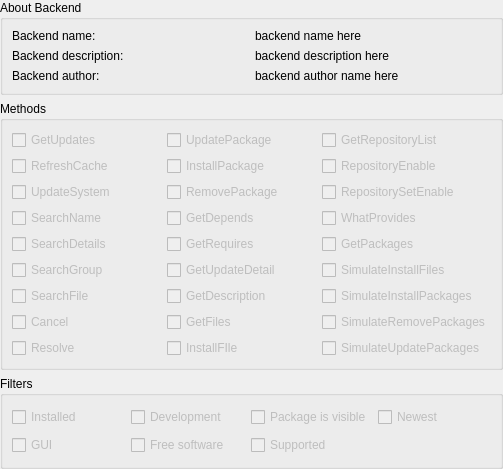
KDE/apper, file KPackageKit/KpkBackendDetails.ui: the form before one commit.
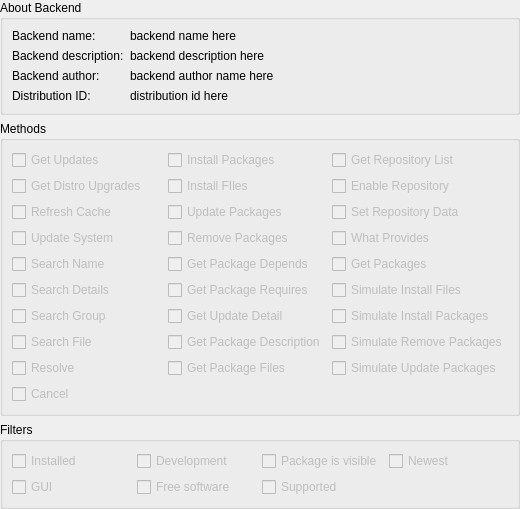
The form after the commit.

Commit message: Fix bug #232681 by using the correct encoding when reading files in /proc/*/cmdline Added a Get Distro Upgrades entry in Backend Details

The edit to the form file:
```diff
--- a/KPackageKit/KpkBackendDetails.ui
+++ b/KPackageKit/KpkBackendDetails.ui
@@ -6,8 +6,8 @@
    <rect>
     <x>0</x>
     <y>0</y>
-    <width>503</width>
-    <height>469</height>
+    <width>520</width>
+    <height>505</height>
    </rect>
   </property>
   <layout class="QGridLayout" name="gridLayout_4">
@@ -25,7 +25,7 @@
      <property name="title">
       <string>About Backend</string>
      </property>
-     <layout class="QGridLayout" name="gridLayout">
+     <layout class="QFormLayout" name="formLayout">
       <item row="0" column="0">
        <widget class="QLabel" name="label">
         <property name="text">
@@ -36,14 +36,7 @@
       <item row="0" column="1">
        <widget class="QLabel" name="nameL">
         <property name="text">
-         <string>backend name here</string>
-        </property>
-       </widget>
-      </item>
-      <item row="3" column="0">
-       <widget class="QLabel" name="label_2">
-        <property name="text">
-         <string>Backend author:</string>
+         <string notr="true">backend name here</string>
         </property>
        </widget>
       </item>
@@ -54,17 +47,38 @@
         </property>
        </widget>
       </item>
-      <item row="3" column="1">
-       <widget class="QLabel" name="authorL">
-        <property name="text">
-         <string>backend author name here</string>
-        </property>
-       </widget>
-      </item>
       <item row="1" column="1">
        <widget class="QLabel" name="descriptionL">
         <property name="text">
-         <string>backend description here</string>
+         <string notr="true">backend description here</string>
+        </property>
+       </widget>
+      </item>
+      <item row="2" column="0">
+       <widget class="QLabel" name="label_2">
+        <property name="text">
+         <string>Backend author:</string>
+        </property>
+       </widget>
+      </item>
+      <item row="2" column="1">
+       <widget class="QLabel" name="authorL">
+        <property name="text">
+         <string notr="true">backend author name here</string>
+        </property>
+       </widget>
+      </item>
+      <item row="3" column="0">
+       <widget class="QLabel" name="label_4">
+        <property name="text">
+         <string>Distribution ID:</string>
+        </property>
+       </widget>
+      </item>
+      <item row="3" column="1">
+       <widget class="QLabel" name="distroL">
+        <property name="text">
+         <string notr="true">distribution id here</string>
         </property>
        </widget>
       </item>
@@ -85,12 +99,6 @@
         <property name="text">
          <string>Installed</string>
         </property>
-        <property name="checkable">
-         <bool>true</bool>
-        </property>
-        <property name="checked">
-         <bool>false</bool>
-        </property>
        </widget>
       </item>
       <item row="0" column="1">
@@ -101,12 +109,6 @@
         <property name="text">
          <string>Development</string>
         </property>
-        <property name="checkable">
-         <bool>true</bool>
-        </property>
-        <property name="checked">
-         <bool>false</bool>
-        </property>
        </widget>
       </item>
       <item row="0" column="2">
@@ -117,12 +119,6 @@
         <property name="text">
          <string>Package is visible</string>
         </property>
-        <property name="checkable">
-         <bool>true</bool>
-        </property>
-        <property name="checked">
-         <bool>false</bool>
-        </property>
        </widget>
       </item>
       <item row="0" column="3">
@@ -133,12 +129,6 @@
         <property name="text">
          <string>Newest</string>
         </property>
-        <property name="checkable">
-         <bool>true</bool>
-        </property>
-        <property name="checked">
-         <bool>false</bool>
-        </property>
        </widget>
       </item>
       <item row="1" column="0">
@@ -149,12 +139,6 @@
         <property name="text">
          <string>GUI</string>
         </property>
-        <property name="checkable">
-         <bool>true</bool>
-        </property>
-        <property name="checked">
-         <bool>false</bool>
-        </property>
        </widget>
       </item>
       <item row="1" column="1">
@@ -165,12 +149,6 @@
         <property name="text">
          <string>Free software</string>
         </property>
-        <property name="checkable">
-         <bool>true</bool>
-        </property>
-        <property name="checked">
-         <bool>false</bool>
-        </property>
        </widget>
       </item>
       <item row="1" column="2">
@@ -181,12 +159,6 @@
         <property name="text">
          <string>Supported</string>
         </property>
-        <property name="checkable">
-         <bool>true</bool>
-        </property>
-        <property name="checked">
-         <bool>false</bool>
-        </property>
        </widget>
       </item>
      </layout>
@@ -207,305 +179,181 @@
          <bool>false</bool>
         </property>
         <property name="text">
-         <string>GetUpdates</string>
+         <string>Get Updates</string>
         </property>
-        <property name="checkable">
-         <bool>true</bool>
-        </property>
-        <property name="checked">
-         <bool>false</bool>
-        </property>
        </widget>
       </item>
-      <item row="0" column="1">
-       <widget class="QCheckBox" name="updatePackageCB">
-        <property name="enabled">
-         <bool>false</bool>
-        </property>
-        <property name="text">
-         <string>UpdatePackage</string>
-        </property>
-        <property name="checkable">
-         <bool>true</bool>
-        </property>
-        <property name="checked">
-         <bool>false</bool>
-        </property>
-       </widget>
-      </item>
-      <item row="0" column="2">
+      <item row="0" column="3">
        <widget class="QCheckBox" name="getRepositoryListCB">
         <property name="enabled">
          <bool>false</bool>
         </property>
         <property name="text">
-         <string>GetRepositoryList</string>
-        </property>
-        <property name="checkable">
-         <bool>true</bool>
-        </property>
-        <property name="checked">
-         <bool>false</bool>
+         <string>Get Repository List</string>
         </property>
        </widget>
       </item>
-      <item row="1" column="0">
+      <item row="2" column="0">
        <widget class="QCheckBox" name="refreshCacheCB">
         <property name="enabled">
          <bool>false</bool>
         </property>
         <property name="text">
-         <string>RefreshCache</string>
+         <string>Refresh Cache</string>
         </property>
-        <property name="checkable">
-         <bool>true</bool>
-        </property>
-        <property name="checked">
-         <bool>false</bool>
-        </property>
        </widget>
       </item>
-      <item row="1" column="1">
-       <widget class="QCheckBox" name="installPackageCB">
-        <property name="enabled">
-         <bool>false</bool>
-        </property>
-        <property name="text">
-         <string>InstallPackage</string>
-        </property>
-        <property name="checkable">
-         <bool>true</bool>
-        </property>
-        <property name="checked">
-         <bool>false</bool>
-        </property>
-       </widget>
-      </item>
-      <item row="1" column="2">
-       <widget class="QCheckBox" name="repositoryEnableCB">
-        <property name="enabled">
-         <bool>false</bool>
-        </property>
-        <property name="text">
-         <string>RepositoryEnable</string>
-        </property>
-        <property name="checkable">
-         <bool>true</bool>
-        </property>
-        <property name="checked">
-         <bool>false</bool>
-        </property>
-       </widget>
-      </item>
-      <item row="2" column="0">
+      <item row="3" column="0">
        <widget class="QCheckBox" name="updateSystemCB">
         <property name="enabled">
          <bool>false</bool>
         </property>
         <property name="text">
-         <string>UpdateSystem</string>
+         <string>Update System</string>
         </property>
-        <property name="checkable">
-         <bool>true</bool>
-        </property>
-        <property name="checked">
-         <bool>false</bool>
-        </property>
        </widget>
       </item>
-      <item row="2" column="1">
-       <widget class="QCheckBox" name="removePackageCB">
-        <property name="enabled">
-         <bool>false</bool>
-        </property>
-        <property name="text">
-         <string>RemovePackage</string>
-        </property>
-        <property name="checkable">
-         <bool>true</bool>
-        </property>
-        <property name="checked">
-         <bool>false</bool>
-        </property>
-       </widget>
-      </item>
-      <item row="2" column="2">
-       <widget class="QCheckBox" name="repositorySetEnableCB">
-        <property name="enabled">
-         <bool>false</bool>
-        </property>
-        <property name="text">
-         <string>RepositorySetEnable</string>
-        </property>
-        <property name="checkable">
-         <bool>true</bool>
-        </property>
-        <property name="checked">
-         <bool>false</bool>
-        </property>
-       </widget>
-      </item>
-      <item row="3" column="0">
+      <item row="4" column="0">
        <widget class="QCheckBox" name="searchNameCB">
         <property name="enabled">
          <bool>false</bool>
         </property>
         <property name="text">
-         <string>SearchName</string>
-        </property>
-        <property name="checkable">
-         <bool>true</bool>
-        </property>
-        <property name="checked">
-         <bool>false</bool>
+         <string>Search Name</string>
         </property>
        </widget>
       </item>
-      <item row="3" column="1">
+      <item row="4" column="2">
        <widget class="QCheckBox" name="getDependsCB">
         <property name="enabled">
          <bool>false</bool>
         </property>
         <property name="text">
-         <string>GetDepends</string>
+         <string>Get Package Depends</string>
         </property>
-        <property name="checkable">
-         <bool>true</bool>
-        </property>
-        <property name="checked">
-         <bool>false</bool>
-        </property>
        </widget>
       </item>
-      <item row="3" column="2">
-       <widget class="QCheckBox" name="whatProvidesCB">
-        <property name="enabled">
-         <bool>false</bool>
-        </property>
-        <property name="text">
-         <string>WhatProvides</string>
-        </property>
-        <property name="checkable">
-         <bool>true</bool>
-        </property>
-        <property name="checked">
-         <bool>false</bool>
-        </property>
-       </widget>
-      </item>
-      <item row="4" column="0">
+      <item row="5" column="0">
        <widget class="QCheckBox" name="searchDetailsCB">
         <property name="enabled">
          <bool>false</bool>
         </property>
         <property name="text">
-         <string>SearchDetails</string>
-        </property>
-        <property name="checkable">
-         <bool>true</bool>
-        </property>
-        <property name="checked">
-         <bool>false</bool>
+         <string>Search Details</string>
         </property>
        </widget>
       </item>
-      <item row="4" column="1">
+      <item row="5" column="2">
        <widget class="QCheckBox" name="getRequiresCB">
         <property name="enabled">
          <bool>false</bool>
         </property>
         <property name="text">
-         <string>GetRequires</string>
+         <string>Get Package Requires</string>
         </property>
-        <property name="checkable">
-         <bool>true</bool>
-        </property>
-        <property name="checked">
-         <bool>false</bool>
-        </property>
        </widget>
       </item>
-      <item row="4" column="2">
-       <widget class="QCheckBox" name="getPackagesCB">
-        <property name="enabled">
-         <bool>false</bool>
-        </property>
-        <property name="text">
-         <string>GetPackages</string>
-        </property>
-        <property name="checkable">
-         <bool>true</bool>
-        </property>
-        <property name="checked">
-         <bool>false</bool>
-        </property>
-       </widget>
-      </item>
-      <item row="5" column="0">
+      <item row="6" column="0">
        <widget class="QCheckBox" name="searchGroupCB">
         <property name="enabled">
          <bool>false</bool>
         </property>
         <property name="text">
-         <string>SearchGroup</string>
-        </property>
-        <property name="checkable">
-         <bool>true</bool>
-        </property>
-        <property name="checked">
-         <bool>false</bool>
+         <string>Search Group</string>
         </property>
        </widget>
       </item>
-      <item row="5" column="1">
+      <item row="6" column="2">
        <widget class="QCheckBox" name="getUpdateDetailCB">
         <property name="enabled">
          <bool>false</bool>
         </property>
         <property name="text">
-         <string>GetUpdateDetail</string>
-        </property>
-        <property name="checkable">
-         <bool>true</bool>
-        </property>
-        <property name="checked">
-         <bool>false</bool>
+         <string>Get Update Detail</string>
         </property>
        </widget>
       </item>
-      <item row="6" column="0">
+      <item row="7" column="0">
        <widget class="QCheckBox" name="searchFileCB">
         <property name="enabled">
          <bool>false</bool>
         </property>
         <property name="text">
-         <string>SearchFile</string>
-        </property>
-        <property name="checkable">
-         <bool>true</bool>
-        </property>
-        <property name="checked">
-         <bool>false</bool>
+         <string>Search File</string>
         </property>
        </widget>
       </item>
-      <item row="6" column="1">
+      <item row="7" column="2">
        <widget class="QCheckBox" name="getDescriptionCB">
         <property name="enabled">
          <bool>false</bool>
         </property>
         <property name="text">
-         <string>GetDescription</string>
+         <string>Get Package Description</string>
         </property>
-        <property name="checkable">
-         <bool>true</bool>
+       </widget>
+      </item>
+      <item row="8" column="2">
+       <widget class="QCheckBox" name="getFilesCB">
+        <property name="enabled">
+         <bool>false</bool>
         </property>
-        <property name="checked">
+        <property name="text">
+         <string>Get Package Files</string>
+        </property>
+       </widget>
+      </item>
+      <item row="1" column="0">
+       <widget class="QCheckBox" name="getDistroUpgradesCB">
+        <property name="enabled">
          <bool>false</bool>
         </property>
+        <property name="text">
+         <string>Get Distro Upgrades</string>
+        </property>
        </widget>
       </item>
-      <item row="7" column="0">
+      <item row="0" column="2">
+       <widget class="QCheckBox" name="installPackageCB">
+        <property name="enabled">
+         <bool>false</bool>
+        </property>
+        <property name="text">
+         <string>Install Packages</string>
+        </property>
+       </widget>
+      </item>
+      <item row="2" column="2">
+       <widget class="QCheckBox" name="updatePackageCB">
+        <property name="enabled">
+         <bool>false</bool>
+        </property>
+        <property name="text">
+         <string>Update Packages</string>
+        </property>
+       </widget>
+      </item>
+      <item row="3" column="2">
+       <widget class="QCheckBox" name="removePackageCB">
+        <property name="enabled">
+         <bool>false</bool>
+        </property>
+        <property name="text">
+         <string>Remove Packages</string>
+        </property>
+       </widget>
+      </item>
+      <item row="1" column="2">
+       <widget class="QCheckBox" name="installFileCB">
+        <property name="enabled">
+         <bool>false</bool>
+        </property>
+        <property name="text">
+         <string>Install FIles</string>
+        </property>
+       </widget>
+      </item>
+      <item row="9" column="0">
        <widget class="QCheckBox" name="cancelCB">
         <property name="enabled">
          <bool>false</bool>
@@ -513,28 +361,6 @@
         <property name="text">
          <string>Cancel</string>
         </property>
-        <property name="checkable">
-         <bool>true</bool>
-        </property>
-        <property name="checked">
-         <bool>false</bool>
-        </property>
-       </widget>
-      </item>
-      <item row="7" column="1">
-       <widget class="QCheckBox" name="getFilesCB">
-        <property name="enabled">
-         <bool>false</bool>
-        </property>
-        <property name="text">
-         <string>GetFiles</string>
-        </property>
-        <property name="checkable">
-         <bool>true</bool>
-        </property>
-        <property name="checked">
-         <bool>false</bool>
-        </property>
        </widget>
       </item>
       <item row="8" column="0">
@@ -545,79 +371,85 @@
         <property name="text">
          <string>Resolve</string>
         </property>
-        <property name="checkable">
-         <bool>true</bool>
-        </property>
-        <property name="checked">
+       </widget>
+      </item>
+      <item row="1" column="3">
+       <widget class="QCheckBox" name="repositoryEnableCB">
+        <property name="enabled">
          <bool>false</bool>
         </property>
+        <property name="text">
+         <string>Enable Repository</string>
+        </property>
        </widget>
       </item>
-      <item row="8" column="1">
-       <widget class="QCheckBox" name="installFileCB">
+      <item row="2" column="3">
+       <widget class="QCheckBox" name="repositorySetEnableCB">
         <property name="enabled">
          <bool>false</bool>
         </property>
         <property name="text">
-         <string>InstallFIle</string>
+         <string>Set Repository Data</string>
         </property>
-        <property name="checkable">
-         <bool>true</bool>
+       </widget>
+      </item>
+      <item row="3" column="3">
+       <widget class="QCheckBox" name="whatProvidesCB">
+        <property name="enabled">
+         <bool>false</bool>
         </property>
-        <property name="checked">
+        <property name="text">
+         <string>What Provides</string>
+        </property>
+       </widget>
+      </item>
+      <item row="4" column="3">
+       <widget class="QCheckBox" name="getPackagesCB">
+        <property name="enabled">
          <bool>false</bool>
         </property>
+        <property name="text">
+         <string>Get Packages</string>
+        </property>
        </widget>
       </item>
-      <item row="5" column="2">
+      <item row="5" column="3">
        <widget class="QCheckBox" name="simulateInstallFilesCB">
         <property name="enabled">
          <bool>false</bool>
         </property>
         <property name="text">
-         <string>SimulateInstallFiles</string>
-        </property>
-        <property name="checkable">
-         <bool>true</bool>
+         <string>Simulate Install Files</string>
         </property>
        </widget>
       </item>
-      <item row="6" column="2">
+      <item row="6" column="3">
        <widget class="QCheckBox" name="simulateInstallPackagesCB">
         <property name="enabled">
          <bool>false</bool>
         </property>
         <property name="text">
-         <string>SimulateInstallPackages</string>
-        </property>
-        <property name="checkable">
-         <bool>true</bool>
+         <string>Simulate Install Packages</string>
         </property>
        </widget>
       </item>
-      <item row="7" column="2">
+      <item row="7" column="3">
        <widget class="QCheckBox" name="simulateRemovePackagesCB">
         <property name="enabled">
          <bool>false</bool>
         </property>
         <property name="text">
-         <string>SimulateRemovePackages</string>
-        </property>
-        <property name="checkable">
-         <bool>true</bool>
+         <string>Simulate Remove Packages</string>
         </property>
        </widget>
       </item>
-      <item row="8" column="2">
+      <item row="8" column="3">
        <widget class="QCheckBox" name="simulateUpdatePackagesCB">
         <property name="enabled">
          <bool>false</bool>
         </property>
         <property name="text">
-         <string>SimulateUpdatePackages</string>
-        </property>
-        <property name="checkable">
-         <bool>true</bool>
+         <string>Simulate Update Packages</string>
         </property>
        </widget>
       </item>
```
The commit also changes 3 other files.
